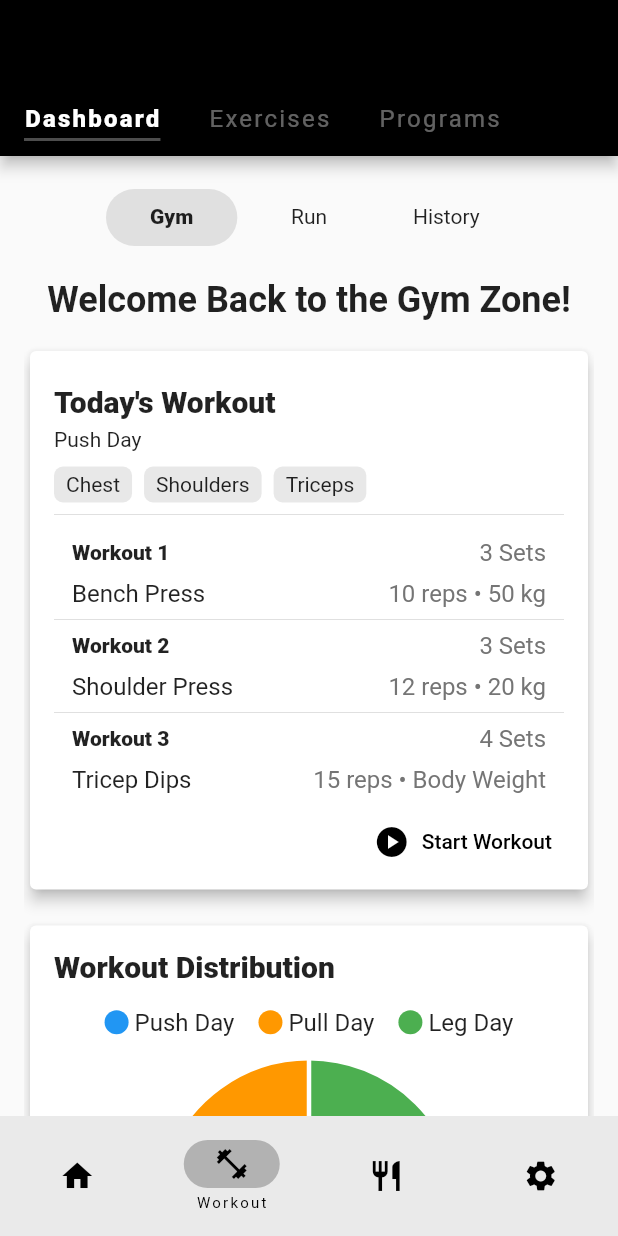
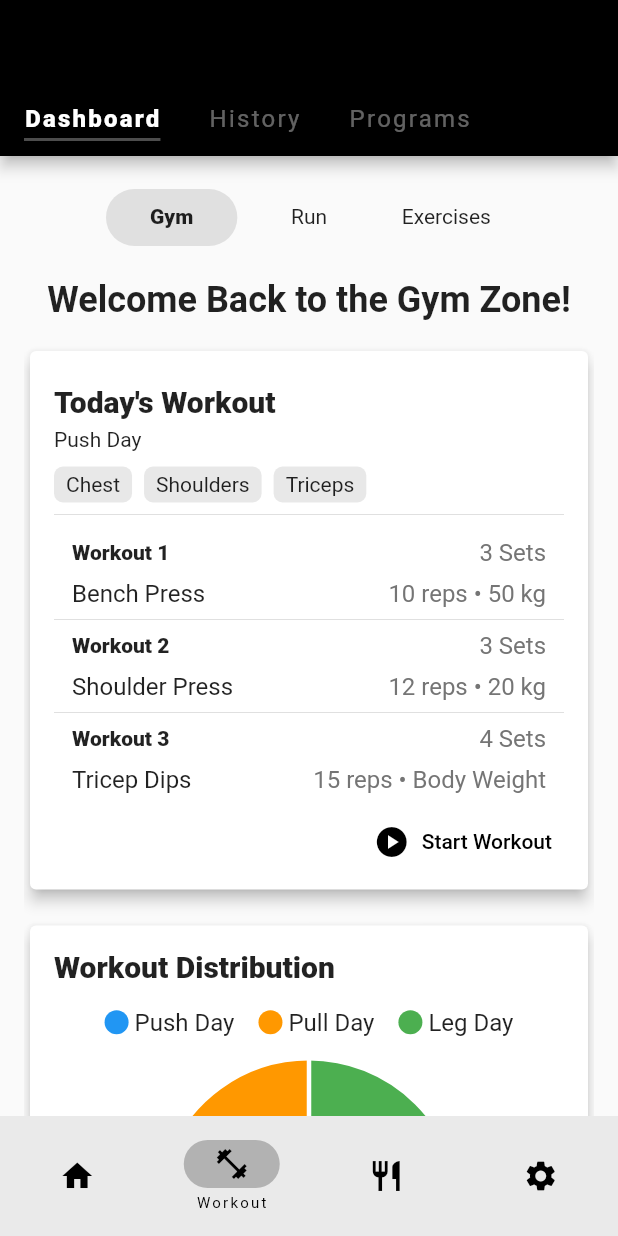
Before and after one commit to CSCI4100U/mobile-group-project-2023-mlja, a Flutter app: the screen it shows once a user with an empty profile is signed in, item 2 of the bottom bar chosen, on a phone screen of 412 x 824 dp. Run offline on Flutter 3.47's test engine with Material 3 defaults, Android fonts, the light colour scheme and no system bars; drawn by our look-alikes of fl_chart; our stand-ins replace cloud_firestore, firebase_auth, firebase_core, firebase_messaging, flutter_local_notifications, flutter_map and 6 more; missing offline and left inert: firebase_ui_auth, flutter_map_geojson; accounts and stored records are empty.

Commit message:
Added notes to training history card

```diff
--- a/life_balance_plus/lib/data/model/fitness_logs.dart
+++ b/life_balance_plus/lib/data/model/fitness_logs.dart
@@ -41,7 +41,7 @@ class SessionLog {
       firestoreId: map['firestoreId'],
       accountEmail: map['accountEmail'],
       date: DateTime.parse(map['date']),
-      notes: map['notes'].split('\n'),
+      notes: map['notes'].split('\n').where((str) => str != '').toList(),
     );
   }
 
--- a/life_balance_plus/lib/view/pages/workout/dashboard_history.dart
+++ b/life_balance_plus/lib/view/pages/workout/dashboard_history.dart
@@ -29,6 +29,7 @@ class _DashboardHistoryState extends State<DashboardHistory> {
         child: Column(
           crossAxisAlignment: CrossAxisAlignment.start,
           children: [
+            const Divider(),
             Text('Workout History',
                 style: Theme.of(context)
                     .textTheme
--- a/life_balance_plus/lib/view/pages/workout/workout_page.dart
+++ b/life_balance_plus/lib/view/pages/workout/workout_page.dart
@@ -40,10 +40,10 @@ class _WorkoutPageState extends State<WorkoutPage> {
           child: CustomTabbar(
             pages: [
               NestedTabBar(),
-              ExerciseTabPage(),
+              DashboardHistory(),
               ProgramTabPage(),
             ],
-            tabNames: ['Dashboard', 'Exercises', 'Programs'],
+            tabNames: ['Dashboard', 'History', 'Programs'],
           ),
         ),
       ],
@@ -90,7 +90,7 @@ class _NestedTabBarState extends State<NestedTabBar> {
               tabs: const [
                 Tab(text: 'Gym'),
                 Tab(text: 'Run'),
-                Tab(text: 'History'),
+                Tab(text: 'Exercises'),
               ],
             ),
           ),
@@ -99,7 +99,7 @@ class _NestedTabBarState extends State<NestedTabBar> {
               children: [
                 DashboardGym(),
                 RunPage(),
-                DashboardHistory(),
+                ExerciseTabPage(),
               ],
             ),
           ),
--- a/life_balance_plus/lib/view/widgets/workout_dashboard_workout_card.dart
+++ b/life_balance_plus/lib/view/widgets/workout_dashboard_workout_card.dart
@@ -107,11 +107,11 @@ class WorkoutDashboardWorkoutCard extends StatelessWidget {
             children: [
               Text(
                 exerciseName,
-                style: Theme.of(context).textTheme.subtitle1,
+                style: Theme.of(context).textTheme.titleMedium,
               ),
               Text(
                 "$reps • $weight",
-                style: Theme.of(context).textTheme.subtitle1?.copyWith(
+                style: Theme.of(context).textTheme.titleMedium?.copyWith(
                       color: Colors.grey[600],
                     ),
               ),
```
Also changed, not shown: life_balance_plus/lib/view/widgets/workout_dashboard_history_card.dart (+31 -6 lines).
